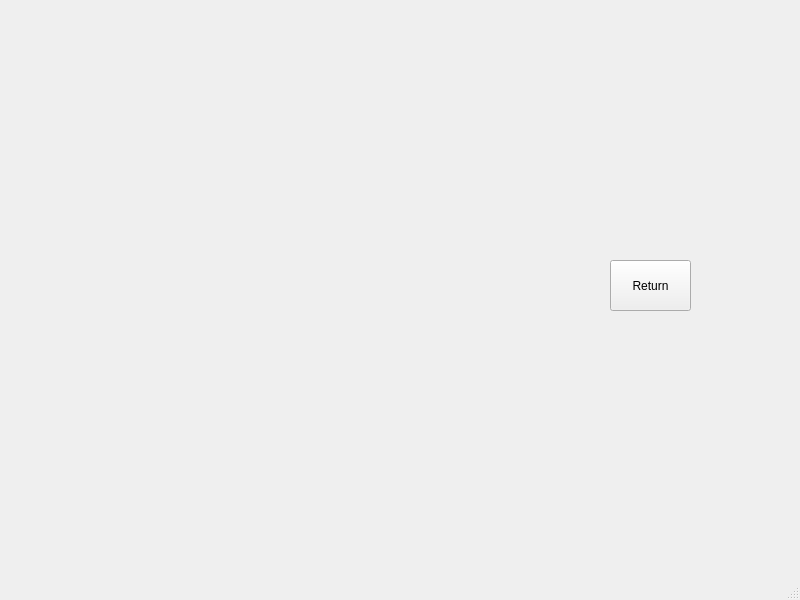
Above: mainwindow.ui from LAVjr97/CProgram before the change. Below: the same form after it.
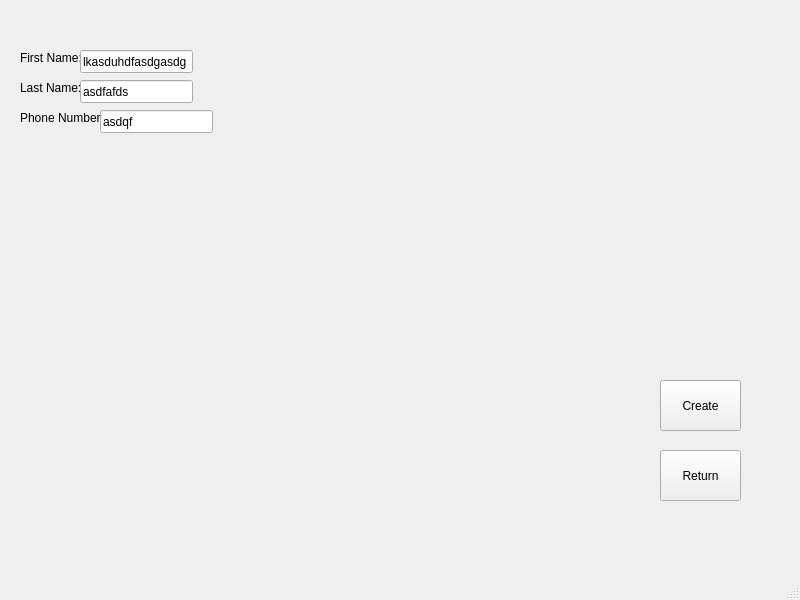
That is the form after the change.

```diff
--- a/mainwindow.ui
+++ b/mainwindow.ui
@@ -331,8 +331,8 @@
      <widget class="QPushButton" name="btnReturn_3">
       <property name="geometry">
        <rect>
-        <x>610</x>
-        <y>260</y>
+        <x>660</x>
+        <y>450</y>
         <width>81</width>
         <height>51</height>
        </rect>
@@ -341,6 +341,97 @@
        <string>Return</string>
       </property>
      </widget>
+     <widget class="QLabel" name="lblFName_2">
+      <property name="geometry">
+       <rect>
+        <x>20</x>
+        <y>50</y>
+        <width>61</width>
+        <height>16</height>
+       </rect>
+      </property>
+      <property name="text">
+       <string>First Name:</string>
+      </property>
+     </widget>
+     <widget class="QLabel" name="lblLName_2">
+      <property name="geometry">
+       <rect>
+        <x>20</x>
+        <y>80</y>
+        <width>61</width>
+        <height>16</height>
+       </rect>
+      </property>
+      <property name="text">
+       <string>Last Name:</string>
+      </property>
+     </widget>
+     <widget class="QLabel" name="lblPhone_2">
+      <property name="geometry">
+       <rect>
+        <x>20</x>
+        <y>110</y>
+        <width>81</width>
+        <height>16</height>
+       </rect>
+      </property>
+      <property name="text">
+       <string>Phone Number:</string>
+      </property>
+     </widget>
+     <widget class="QLineEdit" name="lineFName_2">
+      <property name="geometry">
+       <rect>
+        <x>80</x>
+        <y>50</y>
+        <width>113</width>
+        <height>23</height>
+       </rect>
+      </property>
+      <property name="text">
+       <string>lkasduhdfasdgasdg</string>
+      </property>
+     </widget>
+     <widget class="QLineEdit" name="lineLName_2">
+      <property name="geometry">
+       <rect>
+        <x>80</x>
+        <y>80</y>
+        <width>113</width>
+        <height>23</height>
+       </rect>
+      </property>
+      <property name="text">
+       <string>asdfafds</string>
+      </property>
+     </widget>
+     <widget class="QLineEdit" name="linePhone_2">
+      <property name="geometry">
+       <rect>
+        <x>100</x>
+        <y>110</y>
+        <width>113</width>
+        <height>23</height>
+       </rect>
+      </property>
+      <property name="text">
+       <string>asdqf</string>
+      </property>
+     </widget>
+     <widget class="QPushButton" name="btnCreate">
+      <property name="geometry">
+       <rect>
+        <x>660</x>
+        <y>380</y>
+        <width>81</width>
+        <height>51</height>
+       </rect>
+      </property>
+      <property name="text">
+       <string>Create</string>
+      </property>
+     </widget>
     </widget>
    </widget>
   </widget>
```
Left out of the diff: 42 changed lines with no effect on the pictures.
